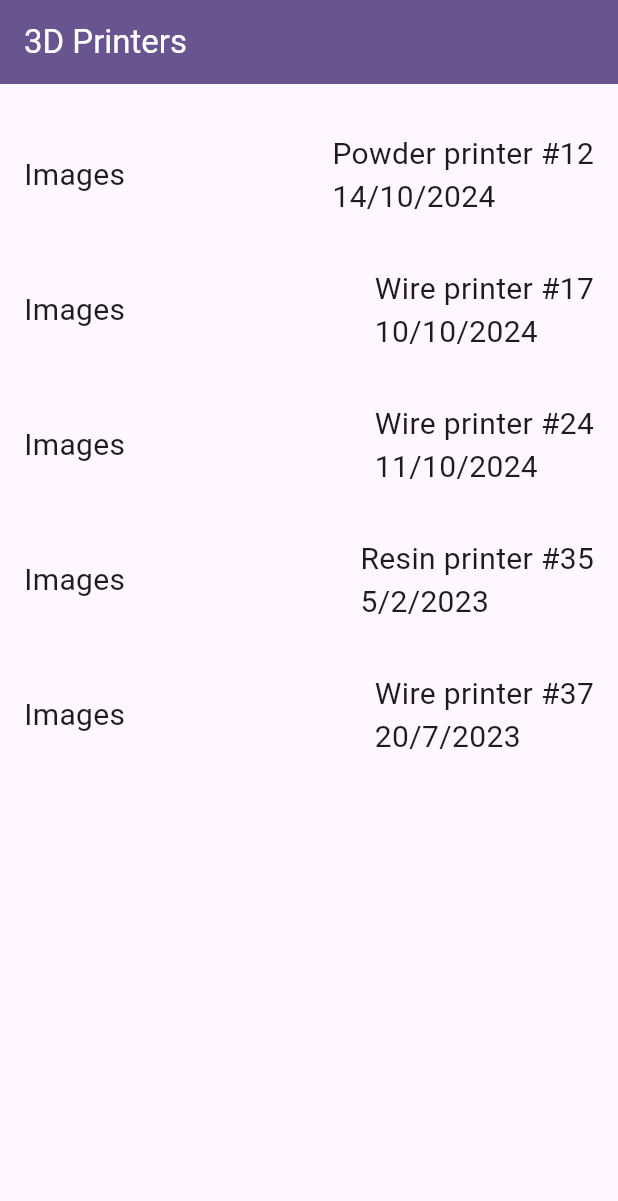
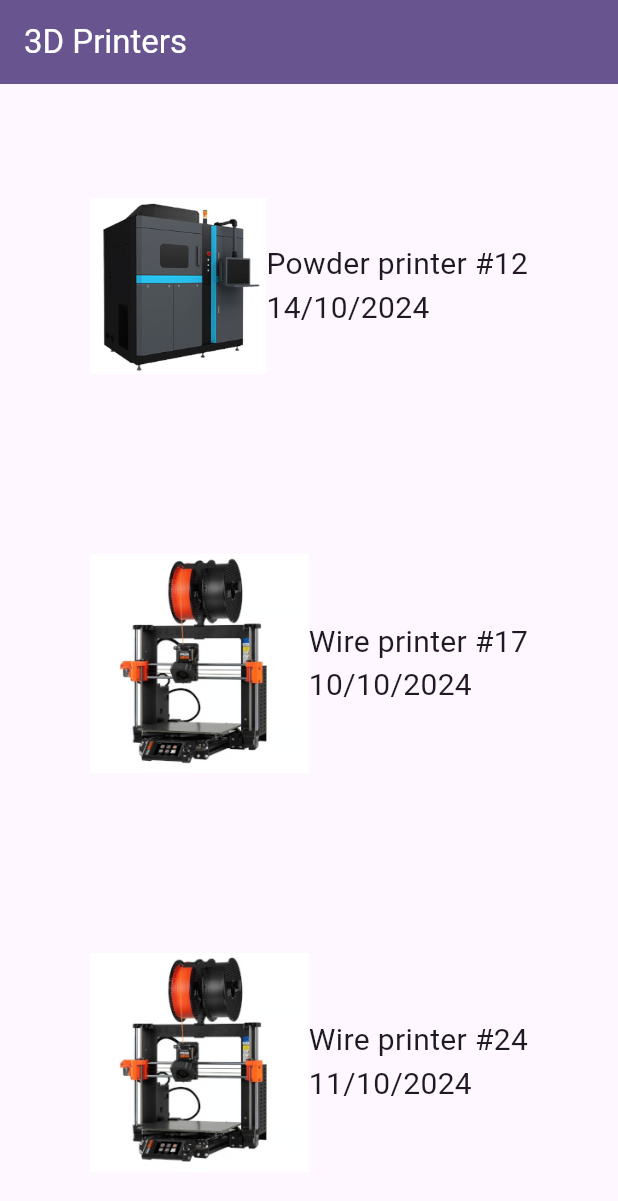
Before and after one commit to F4nel/imprimanteapp, a Flutter app: the screen it shows after launch, on a phone screen of 412 x 824 dp. Shown: the top 1201 px of the screen. Run offline on Flutter 3.47's test engine with Material 3 defaults, Android fonts, the phone set to English and light mode, and no system bars; our stand-ins replace get_it.

Commit message:
Images insertion with images file and in pubspec.yaml and printer_widget.dart

```diff
--- a/lib/printer_widget.dart
+++ b/lib/printer_widget.dart
@@ -8,11 +8,11 @@ class PrinterWidget extends StatelessWidget {
   @override
   Widget build ( BuildContext context ) {
     return Padding (
-        padding : const EdgeInsets.all(16.0),
+        padding : const EdgeInsets.all(60.0),
         child: Row (
           children: [
             Expanded(
-                child: Text("Images")),
+                child: getImages("${printer.type}")),
                 Column(
                   crossAxisAlignment: CrossAxisAlignment.start,
                   mainAxisSize: MainAxisSize.min,
@@ -25,4 +25,18 @@ class PrinterWidget extends StatelessWidget {
         )
     );
   }
+
+  Widget getImages(String types) {
+    if (types == "Powder printer") {
+      return Image(image: AssetImage('images/powder-printer.png'), fit: BoxFit.cover,);
+    }
+    if (types == "Wire printer") {
+      return Image(image: AssetImage('images/wire-printer.png'));
+    }
+    if (types == "Resin printer") {
+      return Image(image: AssetImage('images/resin-printer.png'));
+    }
+    return Image(image: AssetImage('images/image-not-found.png'));
+  }
+
 }
--- a/lib/tri_printer.dart
+++ b/lib/tri_printer.dart
@@ -1 +1 @@
-enum Printersgit add {id, type, date}
+enum Printers {id, type, date}
--- a/pubspec.yaml
+++ b/pubspec.yaml
@@ -63,6 +63,8 @@ flutter:
   # assets:
   #   - images/a_dot_burr.jpeg
   #   - images/a_dot_ham.jpeg
+  assets:
+    - images/
 
   # An image asset can refer to one or more resolution-specific "variants", see
   # https://flutter.dev/to/resolution-aware-images
```
Also changed, not shown: images/image-not-found.png (added), images/powder-printer.png (added), images/resin-printer.png (added), images/wire-printer.png (added).
